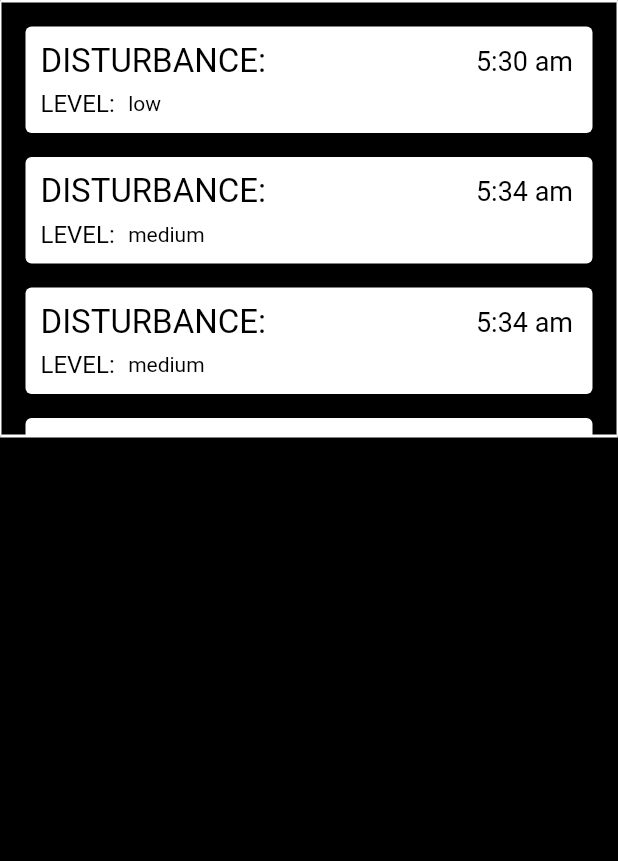
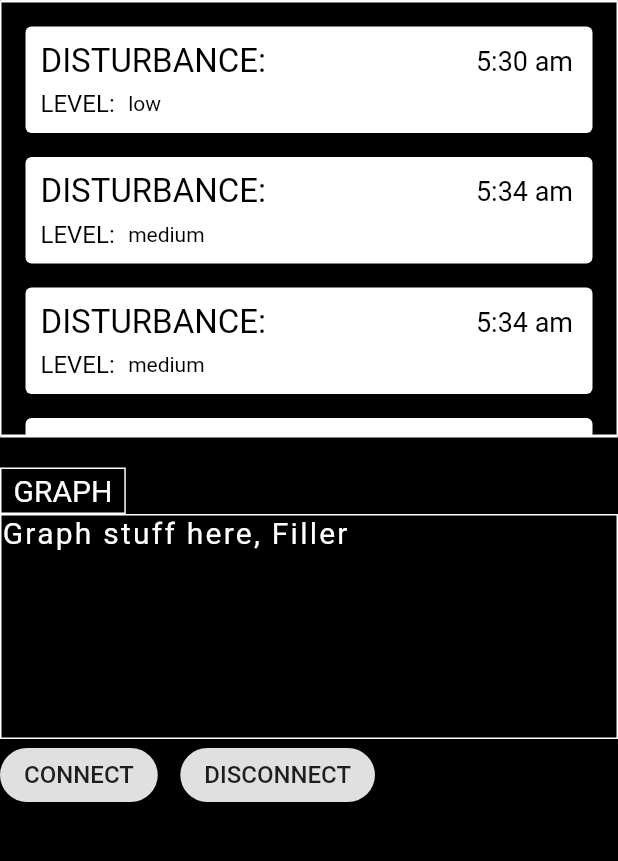
Before and after one commit to wonderlove/gui-miniproject, a Flutter app: the screen it shows after launch, on a phone screen of 412 x 824 dp, the part 161-1022 px from its top. Run offline on Flutter 3.47's test engine with Material 2 defaults, Android fonts, the phone set to English and light mode, and no system bars; our stand-ins replace convert; missing offline and left inert: protobuf.

Commit message:
Sixth: Merged

```diff
--- a/lib/main.dart
+++ b/lib/main.dart
@@ -72,6 +72,76 @@ class _HomeState extends State<Home> {
               ),
             ),
           ),
+          SizedBox(height: 20),
+          Align(
+            alignment: Alignment.centerLeft,
+            child: Container(
+              child: Padding(
+                padding: const EdgeInsets.fromLTRB(8.0, 3, 8, 3),
+                child: Text(
+                    "GRAPH",
+                    style: TextStyle(
+                      fontSize: 20.0,
+                      color: Colors.white,
+                    )),
+              ),
+              decoration: const BoxDecoration(
+                border: Border(
+                  top: BorderSide(width: 1.0, color: Colors.white),
+                  left: BorderSide(width: 1.0, color: Colors.white),
+                  right: BorderSide(width: 1.0, color: Colors.white),
+                  bottom: BorderSide(width: 1.0, color: Colors.white),
+                ),
+              ),
+            ),
+          ),
+          Container(
+              decoration: BoxDecoration(
+                border: Border.all(color: Colors.white),
+              ),
+              width: 502,
+              height: 150,
+              child: Text(
+                  'Graph stuff here, Filler',
+                  style: TextStyle(
+                    fontSize: 20,
+                    letterSpacing: 1.5,
+                    color: Colors.white,
+                  ))
+          ),
+          Row(
+            crossAxisAlignment: CrossAxisAlignment.center,
+            children: [
+              RaisedButton(
+                  shape: RoundedRectangleBorder(
+                      borderRadius: BorderRadius.circular(18)
+                  ),
+                  child: Text(
+                    'CONNECT',
+                    style: TextStyle(
+                        fontSize: 16
+                    ),),
+                  onPressed: () {
+                    print('FILLER');
+                  }
+              ),
+              SizedBox(width: 15),
+              RaisedButton(
+                  shape: RoundedRectangleBorder(
+                      borderRadius: BorderRadius.circular(18)
+                  ),
+                  child: Text(
+                    'DISCONNECT',
+                    style: TextStyle(
+                        fontSize: 16
+                    ),
+                  ),
+                  onPressed: () {
+                    print('FILLER');
+                  }
+              )
+            ],
+          ),
         ],
       ),
     );
```
